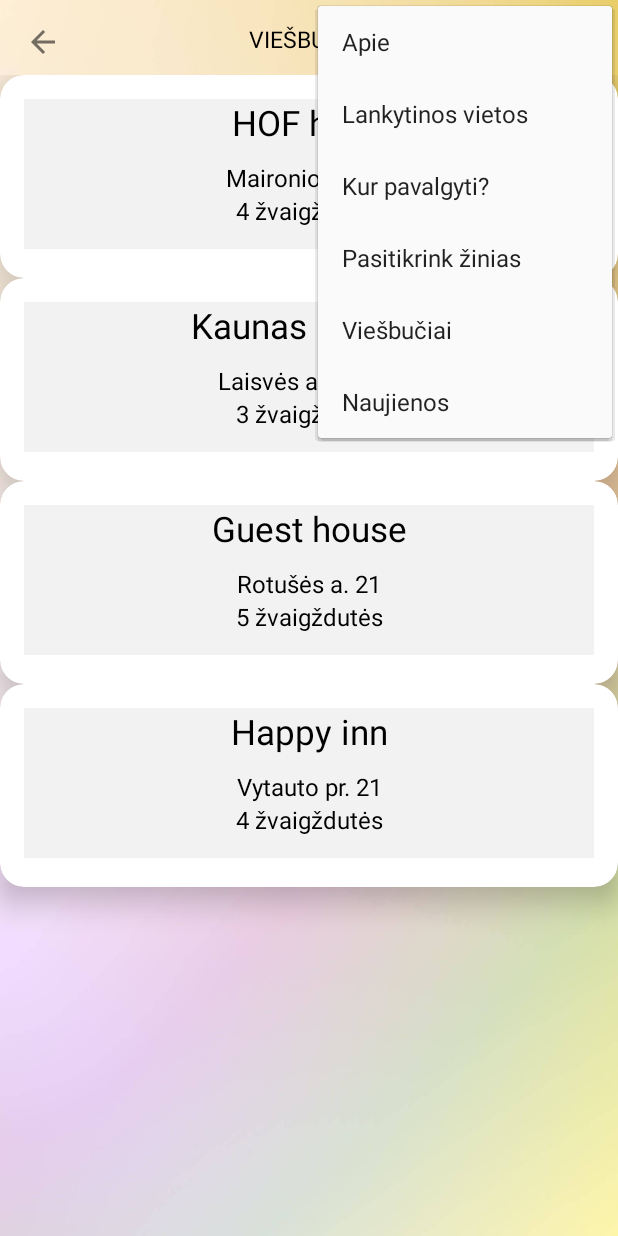
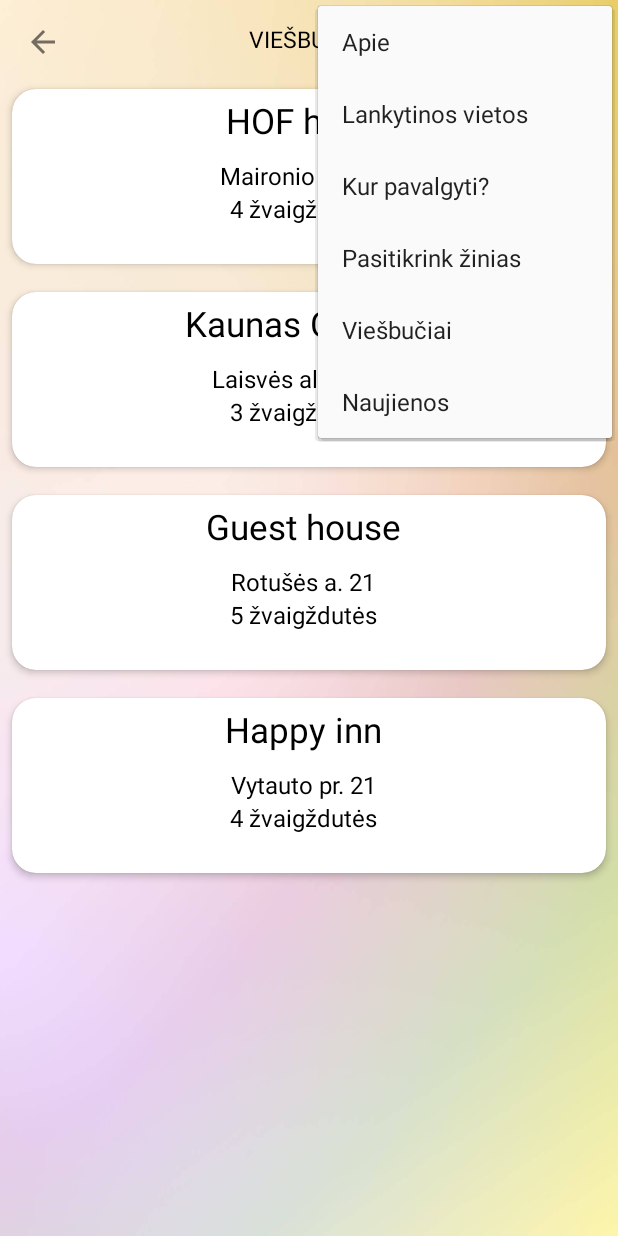
Before and after one commit to Phonksy/Kaunas, an Android app: the hotels screen opened directly, with no data from a screen before it, with the options menu open, on a phone screen of 412 x 824 dp. Run offline under Robolectric (Android 15) with nearby library versions, the phone set to English and light mode, and no system bars; our stand-ins replace Room's generated code; network calls fail; Roboto replaces fonts that are not available here.

Commit message:
pataisytas kortelės dizainas, ir lankytinų vietų ui

```diff
--- a/app/src/main/java/com/example/kaunas/MainActivity.java
+++ b/app/src/main/java/com/example/kaunas/MainActivity.java
@@ -48,7 +48,7 @@ public class MainActivity extends AppCompatActivity {
 
     Button feedback;
 
-    private final String url = "https://api.openweathermap.org/data/2.5/weather?q=Kaunas&appid={IDETI_CIA_RAKTA}";
+    private final String url = "https://api.openweathermap.org/data/2.5/weather?q=Kaunas&appid=29566980cfa64cf6a1b53add7e9a95ff";
     private static final DecimalFormat df = new DecimalFormat("0.0");
 
     @Override
--- a/app/src/main/res/layout/hotel_item.xml
+++ b/app/src/main/res/layout/hotel_item.xml
@@ -1,23 +1,25 @@
 <?xml version="1.0" encoding="utf-8"?>
 <androidx.cardview.widget.CardView xmlns:android="http://schemas.android.com/apk/res/android"
+    xmlns:app="http://schemas.android.com/apk/res-auto"
     android:layout_width="match_parent"
     android:layout_height="135dp"
-    xmlns:app="http://schemas.android.com/apk/res-auto"
-    app:cardElevation ="12dp"
     app:cardCornerRadius="16dp"
-    android:background="#80E6E6E6">
+    app:cardElevation="3dp"
+    app:cardUseCompatPadding="true">
 
     <LinearLayout
-        android:layout_width="match_parent"
-        android:layout_height="100dp"
-        android:layout_margin="16dp"
-        android:background="#80E6E6E6"
+        android:layout_width="378dp"
+        android:layout_height="wrap_content"
+        android:layout_marginLeft="5dp"
+        android:layout_marginTop="5dp"
+        android:background="#FFFFFF"
         android:orientation="vertical">
 
         <TextView
             android:id="@+id/textname"
             android:layout_width="match_parent"
             android:layout_height="41dp"
+            android:background="#FFFFFF"
             android:fontFamily="@font/atma_semibold"
             android:text="Pavadinimas"
             android:textAlignment="center"
@@ -30,6 +32,7 @@
             android:id="@+id/textaddress"
             android:layout_width="match_parent"
             android:layout_height="wrap_content"
+            android:background="#FFFFFF"
             android:fontFamily="@font/atma_semibold"
             android:text="Adresas"
             android:textAlignment="center"
@@ -42,6 +45,7 @@
             android:id="@+id/textrating"
             android:layout_width="match_parent"
             android:layout_height="wrap_content"
+            android:background="#FFFFFF"
             android:fontFamily="@font/atma_semibold"
             android:text="Vertinimas"
             android:textAlignment="center"
```
Also changed, not shown: app/src/main/res/layout/activity_places_to_visit.xml (+7 -7 lines).
